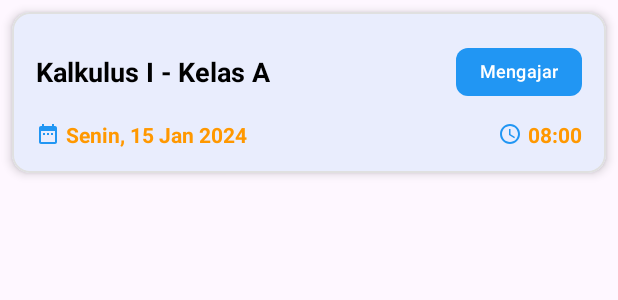
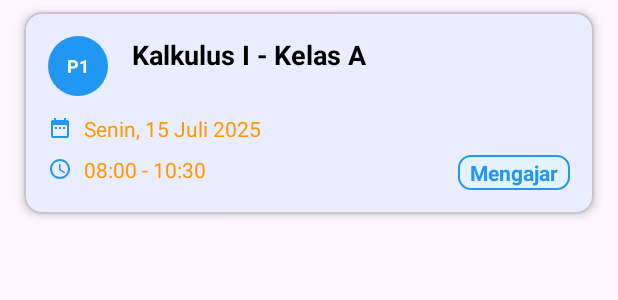
Before and after one commit to Firmansyah0415/LecturoApp, an Android app: the layout item_class_schedule.xml on its own in the app's theme, with its tools: preview values and no code run, on a phone screen of 412 x 824 dp. Shown: the top 300 px of the screen. Run offline under Robolectric (Android 15) with nearby library versions, the phone set to English and light mode, and no system bars.

```diff
--- a/app/build.gradle.kts
+++ b/app/build.gradle.kts
@@ -76,4 +76,6 @@ dependencies {
 
     // Compiler KSP untuk Room
     ksp(libs.androidx.room.compiler)
+
+    implementation(libs.androidx.preference.ktx)
 }
--- a/app/src/main/java/com/lecturo/lecturo/data/db/AppDatabase.kt
+++ b/app/src/main/java/com/lecturo/lecturo/data/db/AppDatabase.kt
@@ -15,7 +15,7 @@ import com.lecturo.lecturo.data.model.TeachingRule
 
 @Database(
     entities = [Tasks::class, Event::class, TeachingRule::class, CalendarEntry::class],
-    version = 6,
+    version = 7,
     exportSchema = false)
 abstract class AppDatabase : RoomDatabase() {
 
--- a/app/src/main/java/com/lecturo/lecturo/data/repository/CalendarRepository.kt
+++ b/app/src/main/java/com/lecturo/lecturo/data/repository/CalendarRepository.kt
@@ -36,7 +36,6 @@ class CalendarRepository(private val calendarEntryDao: CalendarEntryDao) {
         calendarEntryDao.deleteEntriesForSource(type, id)
     }
 
-    // Fungsi ini dibutuhkan oleh ViewModel untuk membatalkan notifikasi
     suspend fun getEntriesForSource(type: String, id: Long): List<CalendarEntry> {
         return calendarEntryDao.getEntriesForSource(type, id)
     }
--- a/app/src/main/java/com/lecturo/lecturo/ui/event/AddEventActivity.kt
+++ b/app/src/main/java/com/lecturo/lecturo/ui/event/AddEventActivity.kt
@@ -3,12 +3,12 @@ package com.lecturo.lecturo.ui.event
 import android.app.DatePickerDialog
 import android.app.TimePickerDialog
 import android.os.Bundle
-import android.preference.PreferenceManager
 import android.widget.ArrayAdapter
 import android.widget.Toast
 import androidx.activity.viewModels
 import androidx.appcompat.app.AppCompatActivity
 import androidx.lifecycle.lifecycleScope
+import androidx.preference.PreferenceManager
 import com.lecturo.lecturo.data.db.AppDatabase
 import com.lecturo.lecturo.data.model.Event
 import com.lecturo.lecturo.data.repository.CalendarRepository
--- a/app/src/main/java/com/lecturo/lecturo/ui/settings/NotificationSettingsActivity.kt
+++ b/app/src/main/java/com/lecturo/lecturo/ui/settings/NotificationSettingsActivity.kt
@@ -2,10 +2,10 @@ package com.lecturo.lecturo.ui.settings
 
 import android.content.SharedPreferences
 import android.os.Bundle
-import android.preference.PreferenceManager
 import android.widget.ArrayAdapter
 import android.widget.Toast
 import androidx.appcompat.app.AppCompatActivity
+import androidx.preference.PreferenceManager
 import com.lecturo.lecturo.databinding.ActivityNotificationSettingsBinding
 
 class NotificationSettingsActivity : AppCompatActivity() {
--- a/app/src/main/java/com/lecturo/lecturo/ui/task/AddTasksActivity.kt
+++ b/app/src/main/java/com/lecturo/lecturo/ui/task/AddTasksActivity.kt
@@ -3,11 +3,11 @@ package com.lecturo.lecturo.ui.task
 import android.app.DatePickerDialog
 import android.app.TimePickerDialog
 import android.os.Bundle
-import android.preference.PreferenceManager
 import android.widget.ArrayAdapter
 import android.widget.Toast
 import androidx.activity.viewModels
 import androidx.appcompat.app.AppCompatActivity
+import androidx.preference.PreferenceManager
 import com.lecturo.lecturo.data.db.AppDatabase
 import com.lecturo.lecturo.data.model.Tasks
 import com.lecturo.lecturo.data.repository.CalendarRepository
--- /dev/null
+++ b/app/src/main/res/drawable/bg_category_chip.xml
@@ -0,0 +1,16 @@
+<?xml version="1.0" encoding="utf-8"?>
+<shape xmlns:android="http://schemas.android.com/apk/res/android"
+    android:shape="rectangle">
+
+    <!-- Warna latar belakang chip, warna terang agar kontras dengan teks -->
+    <solid android:color="#E3F2FD" /> <!-- Contoh: Biru sangat muda -->
+
+    <!-- Membuat sudutnya melengkung -->
+    <corners android:radius="8dp" />
+
+    <!-- Garis tepi tipis dengan warna utama -->
+    <stroke
+        android:width="1dp"
+        android:color="?attr/colorPrimary" />
+
+</shape>
--- /dev/null
+++ b/app/src/main/res/drawable/bg_number_circle.xml
@@ -0,0 +1,8 @@
+<?xml version="1.0" encoding="utf-8"?>
+<shape xmlns:android="http://schemas.android.com/apk/res/android"
+    android:shape="oval">
+
+    <!-- Menggunakan warna utama dari tema aplikasi Anda sebagai latar belakang lingkaran -->
+    <solid android:color="?attr/colorPrimary" />
+
+</shape>
--- a/app/src/main/res/layout/item_class_schedule.xml
+++ b/app/src/main/res/layout/item_class_schedule.xml
@@ -1,81 +1,90 @@
 <?xml version="1.0" encoding="utf-8"?>
 <com.google.android.material.card.MaterialCardView xmlns:android="http://schemas.android.com/apk/res/android"
     xmlns:app="http://schemas.android.com/apk/res-auto"
+    xmlns:tools="http://schemas.android.com/tools"
     android:layout_width="match_parent"
     android:layout_height="wrap_content"
-    android:layout_margin="8dp"
+    android:layout_marginHorizontal="16dp"
+    android:layout_marginVertical="8dp"
     app:cardCornerRadius="12dp"
-    app:cardElevation="4dp"
-    app:strokeWidth="1dp"
-    app:strokeColor="@color/border_color">
+    app:cardElevation="4dp">
 
-    <LinearLayout
+    <!-- Gunakan ConstraintLayout untuk fleksibilitas posisi -->
+    <androidx.constraintlayout.widget.ConstraintLayout
         android:layout_width="match_parent"
         android:layout_height="wrap_content"
-        android:orientation="vertical"
         android:padding="16dp">
 
-        <!-- Header dengan title dan category -->
-        <LinearLayout
-            android:layout_width="match_parent"
-            android:layout_height="wrap_content"
-            android:orientation="horizontal"
-            android:gravity="center_vertical">
+        <!-- PERBAIKAN: TextView baru untuk nomor pertemuan -->
+        <TextView
+            android:id="@+id/textMeetingNumber"
+            android:layout_width="40dp"
+            android:layout_height="40dp"
+            android:background="@drawable/bg_number_circle"
+            android:gravity="center"
+            android:textColor="@color/white"
+            android:textSize="12sp"
+            android:textStyle="bold"
+            app:layout_constraintStart_toStartOf="parent"
+            app:layout_constraintTop_toTopOf="parent"
+            tools:text="P1" />
 
         <TextView
             android:id="@+id/textTitle"
             android:layout_width="0dp"
             android:layout_height="wrap_content"
-                android:layout_weight="1"
-                android:text="Kalkulus I - Kelas A"
+            android:layout_marginStart="16dp"
             android:textColor="@android:color/black"
             android:textSize="18sp"
-                android:textStyle="bold" />
+            android:textStyle="bold"
+            app:layout_constraintEnd_toEndOf="parent"
+            app:layout_constraintStart_toEndOf="@+id/textMeetingNumber"
+            app:layout_constraintTop_toTopOf="@+id/textMeetingNumber"
+            tools:text="Kalkulus I - Kelas A" />
 
-            <com.google.android.material.chip.Chip
+        <TextView
             android:id="@+id/textCategory"
             android:layout_width="wrap_content"
             android:layout_height="wrap_content"
-                android:text="Mengajar"
-                android:textSize="12sp"
-                app:chipBackgroundColor="@color/colorPrimary"
-                app:chipStrokeWidth="0dp"
-                android:textColor="@android:color/white" />
-
-        </LinearLayout>
-
-        <!-- Date and Time -->
-        <LinearLayout
-            android:layout_width="match_parent"
-            android:layout_height="wrap_content"
-            android:layout_marginTop="8dp"
-            android:orientation="horizontal">
+            android:background="@drawable/bg_category_chip"
+            android:paddingHorizontal="8dp"
+            android:paddingVertical="2dp"
+            android:textColor="@color/colorPrimary"
+            android:textSize="14sp"
+            android:textStyle="bold"
+            app:layout_constraintBottom_toBottomOf="parent"
+            app:layout_constraintEnd_toEndOf="parent"
+            app:layout_constraintTop_toTopOf="@+id/textTime"
+            tools:text="Mengajar" />
 
         <TextView
             android:id="@+id/textDate"
             android:layout_width="0dp"
             android:layout_height="wrap_content"
-                android:layout_weight="1"
-                android:drawablePadding="4dp"
-                android:text="Senin, 15 Jan 2024"
+            android:layout_marginTop="12dp"
+            android:drawablePadding="8dp"
+            android:gravity="center_vertical"
             android:textColor="@color/colorAccent"
             android:textSize="14sp"
-                android:textStyle="bold"
-                app:drawableStartCompat="@drawable/ic_date" />
+            app:drawableStartCompat="@drawable/ic_date"
+            app:layout_constraintStart_toStartOf="parent"
+            app:layout_constraintTop_toBottomOf="@+id/textMeetingNumber"
+            tools:text="Senin, 15 Juli 2025" />
 
         <TextView
             android:id="@+id/textTime"
-                android:layout_width="wrap_content"
+            android:layout_width="0dp"
             android:layout_height="wrap_content"
-                android:drawablePadding="4dp"
-                android:text="08:00"
+            android:layout_marginTop="8dp"
+            android:drawablePadding="8dp"
+            android:gravity="center_vertical"
             android:textColor="@color/colorAccent"
             android:textSize="14sp"
-                android:textStyle="bold"
-                app:drawableStartCompat="@drawable/ic_time" />
+            app:drawableStartCompat="@drawable/ic_time"
+            app:layout_constraintStart_toStartOf="parent"
+            app:layout_constraintTop_toBottomOf="@+id/textDate"
+            tools:text="08:00 - 10:30" />
 
-        </LinearLayout>
-
-    </LinearLayout>
+    </androidx.constraintlayout.widget.ConstraintLayout>
 
 </com.google.android.material.card.MaterialCardView>
--- a/gradle/libs.versions.toml
+++ b/gradle/libs.versions.toml
@@ -12,6 +12,7 @@ activity = "1.8.2"
 constraintlayout = "2.1.4"
 fragmentKtx = "1.6.2"
 lifecycleViewmodelKtx = "2.6.2"
+preferenceKtx = "1.2.1"
 room = "2.6.1" # Satu versi untuk semua modul room
 viewpager2 = "1.0.0"
 camera = "1.3.1" # Satu versi untuk semua modul kamera
@@ -26,6 +27,7 @@ espressoCore = "3.5.1"
 [libraries]
 androidx-core-ktx = { group = "androidx.core", name = "core-ktx", version.ref = "coreKtx" }
 androidx-appcompat = { group = "androidx.appcompat", name = "appcompat", version.ref = "appcompat" }
+androidx-preference-ktx = { module = "androidx.preference:preference-ktx", version.ref = "preferenceKtx" }
 material = { group = "com.google.android.material", name = "material", version.ref = "material" }
 androidx-activity = { group = "androidx.activity", name = "activity", version.ref = "activity" }
 androidx-activity-ktx = { module = "androidx.activity:activity-ktx", version.ref = "activity" }
```
Also changed, not shown: app/src/main/java/com/lecturo/lecturo/data/model/TeachingRule.kt (+5 -3 lines), app/src/main/java/com/lecturo/lecturo/data/repository/TeachingRepository.kt (+9 -12 lines), app/src/main/java/com/lecturo/lecturo/notifications/NotificationScheduler.kt (+24 -9 lines), app/src/main/java/com/lecturo/lecturo/ui/teaching/AddTeachingActivity.kt (+82 -128 lines), app/src/main/java/com/lecturo/lecturo/ui/teaching/TeachingActivity.kt (+13 -19 lines), app/src/main/java/com/lecturo/lecturo/ui/teaching/TeachingViewModel.kt (+50 -48 lines), app/src/main/java/com/lecturo/lecturo/ui/teaching/class_schedule/ClassScheduleActivity.kt (+21 -18 lines), app/src/main/java/com/lecturo/lecturo/ui/teaching/class_schedule/ClassScheduleAdapter.kt (+16 -9 lines), app/src/main/java/com/lecturo/lecturo/ui/teaching/class_schedule/ClassScheduleViewModel.kt (+46 -1 lines), app/src/main/java/com/lecturo/lecturo/ui/teaching/class_schedule/DisplayableClassSchedule.kt (added, +12 -0 lines). Lines whose indentation alone changed are shown as unchanged.
